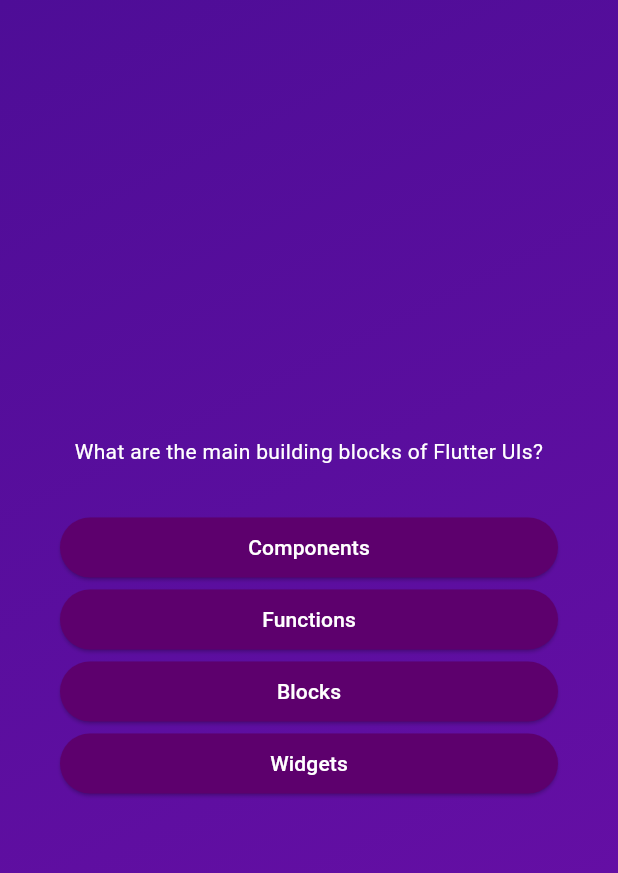
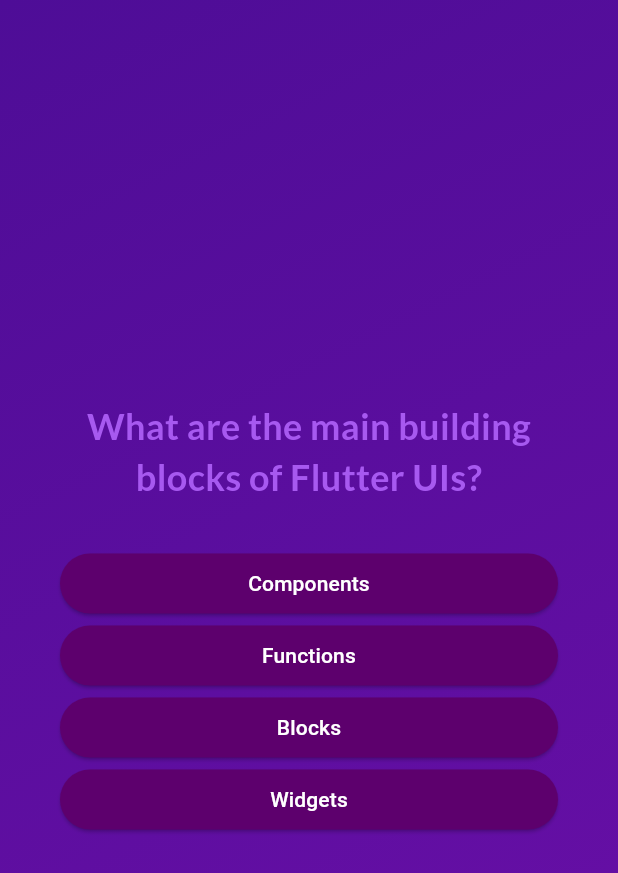
Before and after one commit to AhmetFaruk41/flutter, a Flutter app: the screen it shows after launch, after a tap on "Start Quiz", on a phone screen of 412 x 824 dp. Shown: the top 873 px of the screen. Run offline on Flutter 3.47's test engine with Material 3 defaults, Android fonts, the phone set to English and light mode, and no system bars; our stand-ins replace google_fonts.

Commit message:
Using Third-Party Packages

```diff
--- a/quiz_app/lib/answer_button.dart
+++ b/quiz_app/lib/answer_button.dart
@@ -8,7 +8,7 @@ class AnswerButton extends StatelessWidget {
   @override
   Widget build(BuildContext context) {
     return ElevatedButton(
-        onPressed: () {},
+        onPressed: onTap,
         style: ElevatedButton.styleFrom(
             padding: const EdgeInsets.symmetric(
               vertical: 10,
@@ -19,6 +19,9 @@ class AnswerButton extends StatelessWidget {
             shape: RoundedRectangleBorder(
               borderRadius: BorderRadius.circular(40),
             )),
-        child: Text(answerText));
+        child: Text(
+          answerText,
+          textAlign: TextAlign.center,
+        ));
   }
 }
--- a/quiz_app/lib/questions_screen.dart
+++ b/quiz_app/lib/questions_screen.dart
@@ -1,6 +1,7 @@
 import 'package:flutter/material.dart';
 import 'package:quiz_app/answer_button.dart';
 import 'package:quiz_app/data/questions.dart';
+import 'package:google_fonts/google_fonts.dart';
 
 class QuestionsScreen extends StatefulWidget {
   const QuestionsScreen({super.key});
@@ -12,31 +13,38 @@ class QuestionsScreen extends StatefulWidget {
 }
 
 class _QuestionScreenState extends State<QuestionsScreen> {
+  var currentQuestionIndex = 0;
+
+  void answerQuestion() {
+    setState(() {
+      currentQuestionIndex++;
+    });
+  }
+
   @override
   Widget build(context) {
-    final currentQuestion = questions[0];
+    final currentQuestion = questions[currentQuestionIndex];
 
     return SizedBox(
       width: double.infinity,
       child: Container(
-        margin: const EdgeInsets.all(
-            40), // kutunun diğer kutularla arasındaki mesafeyi ayarlar
+        margin: const EdgeInsets.all(40),
         child: Column(
-          mainAxisAlignment: MainAxisAlignment
-              .center, //konteynır içindeki widget'ın konumunu ayarlar
+          mainAxisAlignment: MainAxisAlignment.center,
           crossAxisAlignment: CrossAxisAlignment.stretch,
           children: [
             Text(
               currentQuestion.text,
-              style: const TextStyle(
-                color: Colors.white,
-              ),
+              style: GoogleFonts.lato(
+                  color: Color.fromARGB(255, 167, 89, 240),
+                  fontSize: 24,
+                  fontWeight: FontWeight.bold),
               textAlign: TextAlign.center,
             ),
             const SizedBox(height: 30),
             ...currentQuestion.getShuffledAnswers().map((answer) {
-              return AnswerButton(answerText: answer, onTap: () {});
-            })
+              return AnswerButton(answerText: answer, onTap: answerQuestion);
+            }),
           ],
         ),
       ),
--- a/quiz_app/lib/start_screen.dart
+++ b/quiz_app/lib/start_screen.dart
@@ -1,4 +1,5 @@
 import 'package:flutter/material.dart';
+import 'package:google_fonts/google_fonts.dart';
 
 class StartScreen extends StatelessWidget {
   const StartScreen(this.startQuiz, {super.key});
@@ -23,10 +24,10 @@ class StartScreen extends StatelessWidget {
           //   ),
           // ),
           const SizedBox(height: 80),
-          const Text(
+          Text(
             'Learn Flutter the fun way!',
-            style: TextStyle(
-              color: Color.fromARGB(255, 237, 223, 252),
+            style: GoogleFonts.lato(
+              color: const Color.fromARGB(255, 237, 223, 252),
               fontSize: 24,
             ),
           ),
--- a/quiz_app/pubspec.yaml
+++ b/quiz_app/pubspec.yaml
@@ -35,6 +35,7 @@ dependencies:
   # The following adds the Cupertino Icons font to your application.
   # Use with the CupertinoIcons class for iOS style icons.
   cupertino_icons: ^1.0.6
+  google_fonts: ^6.2.1
 
 dev_dependencies:
   flutter_test:
```
Also changed, not shown: quiz_app/pubspec.lock, 1 other file.
